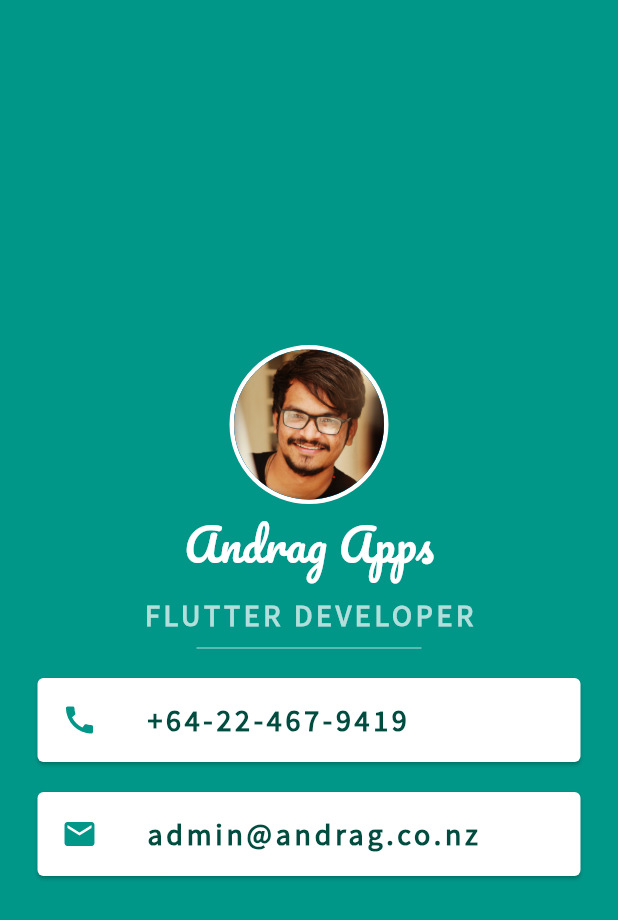
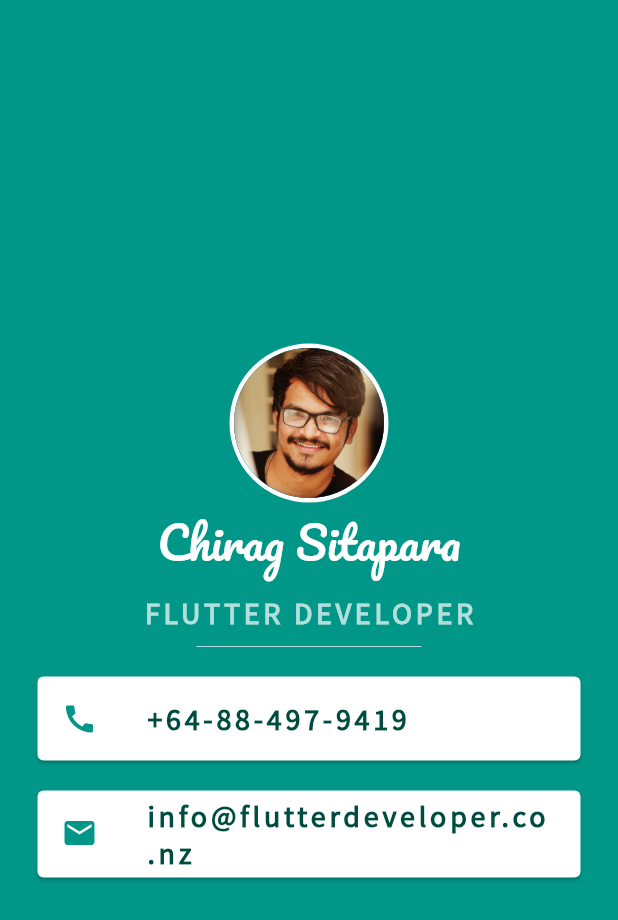
Before and after one commit to AndragApps/practice_miCard, a Flutter app: the screen it shows after launch, on a phone screen of 412 x 824 dp. Shown: the top 920 px of the screen. Run offline on Flutter 3.47's test engine with Material 2 defaults, Android fonts, the light colour scheme and no system bars.

Commit message:
CONTACT DETAINLS CHANGED IN MI_CARD APPLICATION

```diff
--- a/lib/main.dart
+++ b/lib/main.dart
@@ -50,7 +50,7 @@ class MyHomePage extends StatelessWidget {
                 ),
               ),
               Text(
-                "Andrag Apps",
+                "Chirag Sitapara",
                 style: TextStyle(
                   fontFamily: "Pacifico-Regular",
                   fontSize: 30.0,
@@ -84,7 +84,7 @@ class MyHomePage extends StatelessWidget {
                     color: Colors.teal,
                   ),
                   title: Text(
-                    "+64-22-467-9419",
+                    "+64-88-497-9419",
                     style: TextStyle(
                       fontFamily: "SourceSansPro-Regular",
                       fontSize: 20.0,
@@ -104,7 +104,7 @@ class MyHomePage extends StatelessWidget {
                     color: Colors.teal,
                   ),
                   title: Text(
-                    "admin@andrag.co.nz",
+                    "info@flutterdeveloper.co.nz",
                     style: TextStyle(
                       fontFamily: "SourceSansPro-Regular",
                       fontSize: 20.0,
```
Also changed, not shown: flutter_01.png (added).
